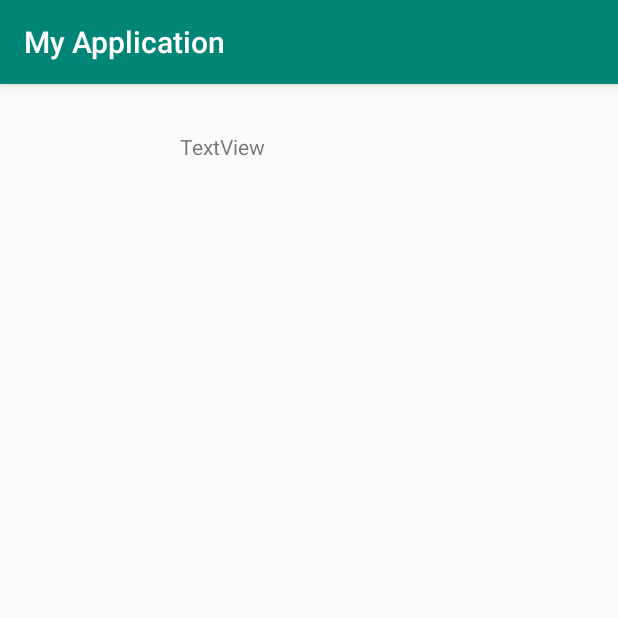
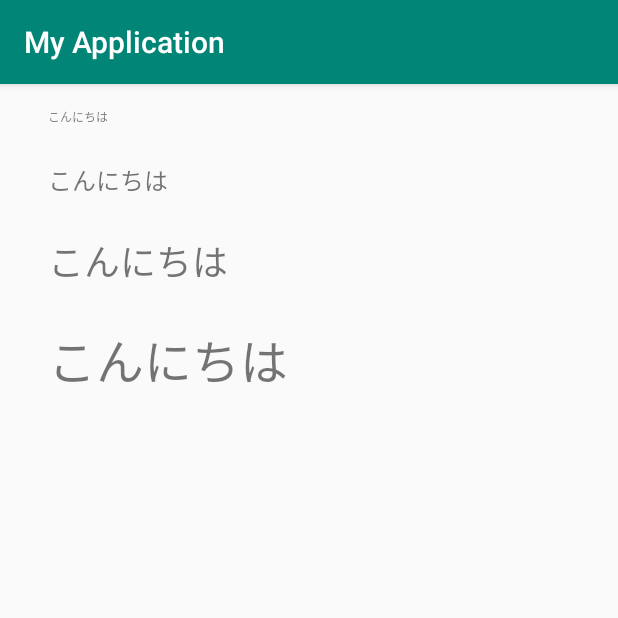
Before and after one commit to e1211303/MyApplication, an Android app: the screen it shows after launch (MainActivity), on a phone screen of 412 x 824 dp, the top half of it. Run offline under Robolectric (Android 15) with nearby library versions, the phone set to English and light mode, and no system bars.

Commit message:
リソースの説明後

```diff
--- a/app/src/main/res/layout/activity_main.xml
+++ b/app/src/main/res/layout/activity_main.xml
@@ -11,14 +11,41 @@
         android:id="@+id/textView5"
         android:layout_width="wrap_content"
         android:layout_height="wrap_content"
-        android:layout_marginStart="8dp"
-        android:layout_marginLeft="8dp"
-        android:layout_marginTop="32dp"
-        android:layout_marginEnd="8dp"
-        android:layout_marginRight="8dp"
-        android:text="TextView"
-        app:layout_constraintEnd_toEndOf="parent"
-        app:layout_constraintHorizontal_bias="0.33"
+        android:layout_marginStart="32dp"
+        android:layout_marginLeft="32dp"
+        android:layout_marginTop="16dp"
+        android:text="@string/greeting"
+        android:textSize="@dimen/text_size_small"
         app:layout_constraintStart_toStartOf="parent"
         app:layout_constraintTop_toTopOf="parent" />
+
+    <TextView
+        android:id="@+id/textView"
+        android:layout_width="wrap_content"
+        android:layout_height="wrap_content"
+        android:layout_marginTop="24dp"
+        android:text="@string/greeting"
+        android:textSize="@dimen/text_size_medium"
+        app:layout_constraintStart_toStartOf="@+id/textView5"
+        app:layout_constraintTop_toBottomOf="@+id/textView5" />
+
+    <TextView
+        android:id="@+id/textView2"
+        android:layout_width="wrap_content"
+        android:layout_height="wrap_content"
+        android:layout_marginTop="24dp"
+        android:text="@string/greeting"
+        android:textSize="@dimen/text_size_large"
+        app:layout_constraintStart_toStartOf="@+id/textView"
+        app:layout_constraintTop_toBottomOf="@+id/textView" />
+
+    <TextView
+        android:id="@+id/textView3"
+        android:layout_width="wrap_content"
+        android:layout_height="wrap_content"
+        android:layout_marginTop="24dp"
+        android:text="@string/greeting"
+        android:textSize="@dimen/text_size_extra_large"
+        app:layout_constraintStart_toStartOf="@+id/textView2"
+        app:layout_constraintTop_toBottomOf="@+id/textView2" />
 </android.support.constraint.ConstraintLayout>
--- /dev/null
+++ b/app/src/main/res/values/dimens.xml
@@ -0,0 +1,7 @@
+<?xml version="1.0" encoding="utf-8"?>
+<resources>
+    <dimen name="text_size_small">8sp</dimen>
+    <dimen name="text_size_medium">16sp</dimen>
+    <dimen name="text_size_large">24sp</dimen>
+    <dimen name="text_size_extra_large">32sp</dimen>
+</resources>
--- a/app/src/main/res/values/strings.xml
+++ b/app/src/main/res/values/strings.xml
@@ -1,3 +1,4 @@
 <resources>
     <string name="app_name">My Application</string>
+    <string name="greeting">こんにちは</string>
 </resources>
```
